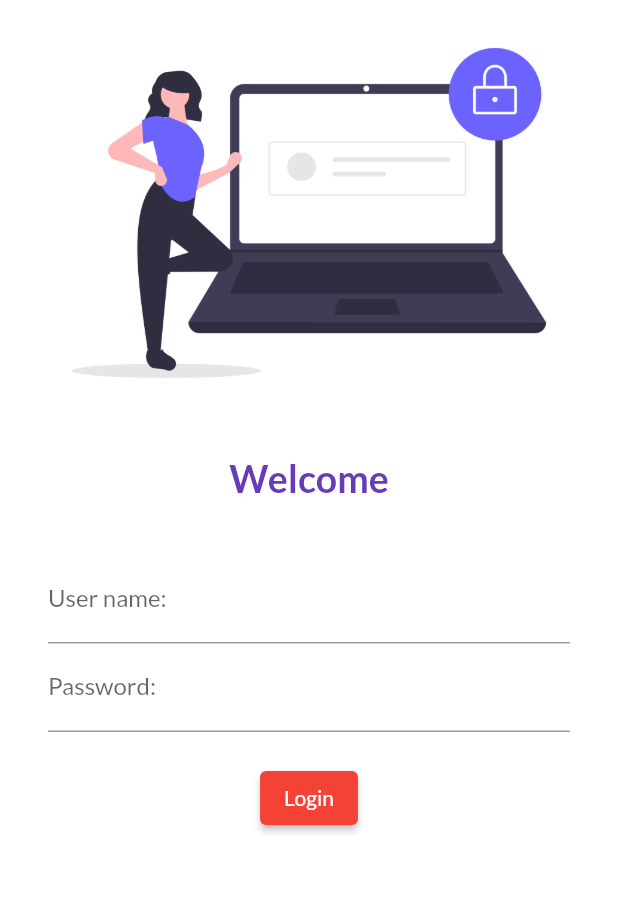
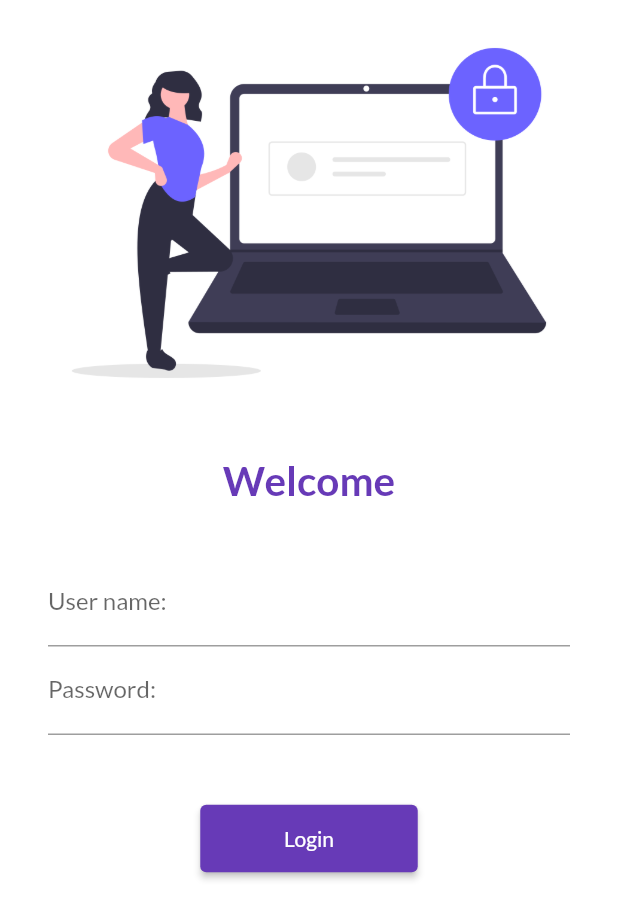
Before and after one commit to PoppyPretty/30daysofFlutter, a Flutter app: the screen it shows after launch, on a phone screen of 412 x 824 dp. Shown: the top 919 px of the screen. Run offline on Flutter 3.47's test engine with Material 2 defaults, Android fonts, the phone set to English and light mode, and no system bars; our stand-ins replace google_fonts.

Commit message:
Day 5 completed

```diff
--- a/lib/main.dart
+++ b/lib/main.dart
@@ -2,6 +2,7 @@
 import 'package:poppy_catalog/screens/home_page.dart';
 import 'package:poppy_catalog/screens/login_page.dart';
 import 'package:google_fonts/google_fonts.dart';
+import 'package:poppy_catalog/utils/routes.dart';
 
 void main() {
   runApp(const MyApp());
@@ -15,17 +16,17 @@
     return MaterialApp(
       themeMode: ThemeMode.light,
       theme: ThemeData(
-        primarySwatch: Colors.red,
+        primarySwatch: Colors.deepPurple,
         fontFamily: GoogleFonts.lato().fontFamily,
-        ),
+      ),
       darkTheme: ThemeData(
         brightness: Brightness.dark,
       ),
       initialRoute: "/",
       routes: {
         "/": ((context) => const LoginPage()),
-        "/login": ((context) => const LoginPage()),
-        "/home": ((context) => const HomePage()),
+        MyRoutes.loginRoute: ((context) => const LoginPage()),
+        MyRoutes.homeRoute: ((context) => const HomePage()),
       },
     );
   }
--- a/lib/screens/login_page.dart
+++ b/lib/screens/login_page.dart
@@ -1,4 +1,5 @@
 import 'package:flutter/material.dart';
+import 'package:poppy_catalog/utils/routes.dart';
 
 class LoginPage extends StatelessWidget {
   const LoginPage({super.key});
@@ -7,6 +8,7 @@
   Widget build(BuildContext context) {
     return Material(
       color: Colors.white,
+      child: SingleChildScrollView(
         child: Column(
           children: [
             Image.asset(
@@ -20,7 +22,7 @@
               "Welcome",
               style: TextStyle(
                 color: Colors.deepPurple,
-              fontSize: 25,
+                fontSize: 27,
                 fontWeight: FontWeight.bold,
               ),
             ),
@@ -46,13 +48,14 @@
                     ),
                   ),
                   const SizedBox(
-                  height: 20.0,
+                    height: 45.0,
                   ),
                   ElevatedButton(
                     onPressed: () {
-                    print("Hi Codepur!");
+                      Navigator.pushNamed(context, MyRoutes.homeRoute);
                     },
-                  style: TextButton.styleFrom(),
+                    style:
+                        TextButton.styleFrom(minimumSize: const Size(145, 45)),
                     child: const Text("Login"),
                   ),
                 ],
@@ -60,6 +63,7 @@
             ),
           ],
         ),
+      ),
     );
   }
 }
--- /dev/null
+++ b/lib/utils/routes.dart
@@ -0,0 +1,4 @@
+class MyRoutes {
+  static String loginRoute = "/login";
+  static String homeRoute = "/home";
+}
```
Lines whose indentation alone changed are shown as unchanged.
